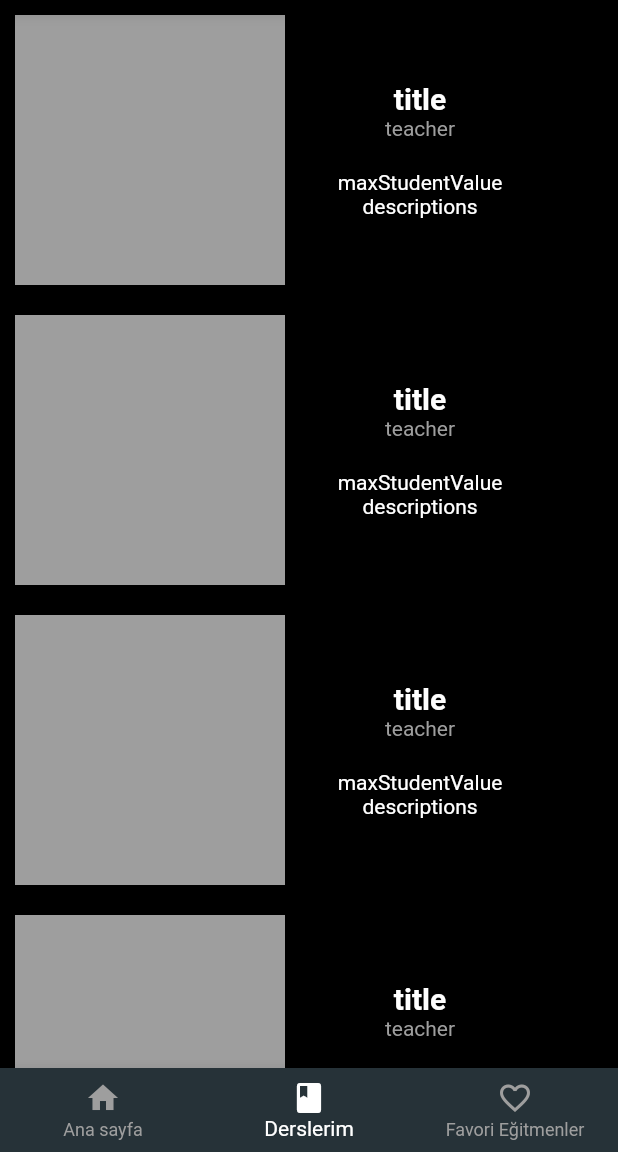
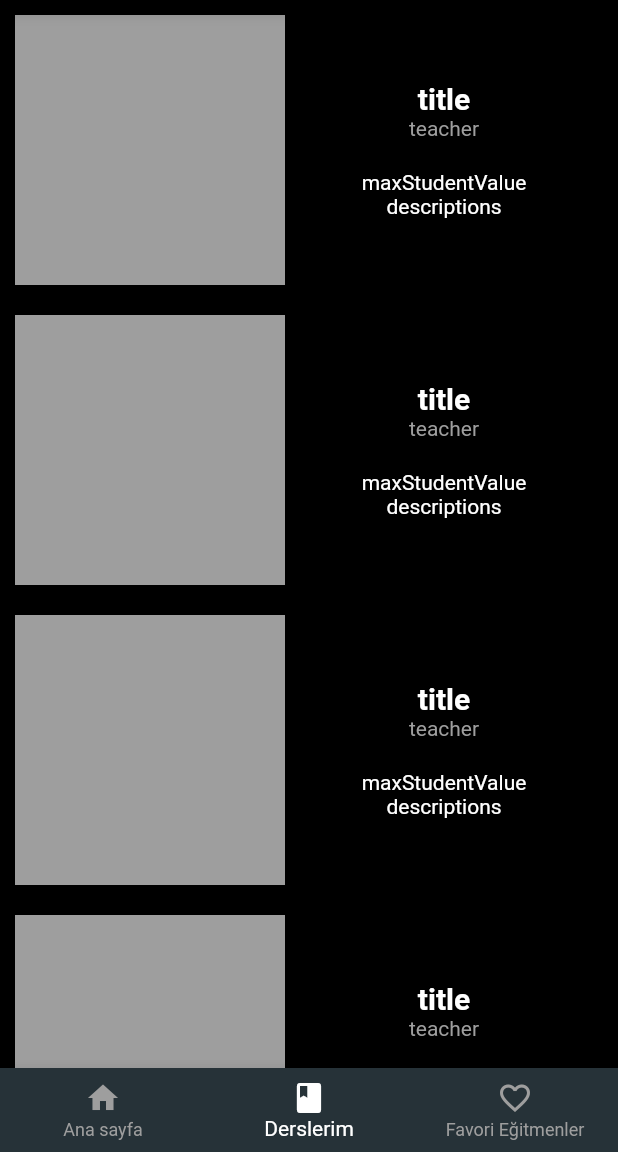
Before and after one commit to DSC-Turkey/harman, a Flutter app: the screen it shows after launch, swiped to page 2, on a phone screen of 412 x 824 dp, the part 84-1236 px from its top. Run offline on Flutter 3.47's test engine with Material 2 defaults, Android fonts, the phone set to English and light mode, and no system bars; our stand-ins replace firebase_auth, shared_preferences; accounts and stored records are empty.

Commit message:
myLessonsScreeen overflow fix

```diff
--- a/lib/main.dart
+++ b/lib/main.dart
@@ -1,6 +1,6 @@
 import 'package:flutter/material.dart';
 import 'screens/homeScreen.dart';
-import 'screens/lessonsScreen.dart';
+import 'screens/myLessonsScreen.dart';
 
 void main() {
   runApp(MyApp());
--- a/lib/screens/lessonsScreen.dart
+++ b/lib/screens/myLessonsScreen.dart
@@ -1,5 +1,7 @@
 
+import 'package:flutter/cupertino.dart';
 import 'package:flutter/material.dart';
+import 'package:harman2021hackathon/models/lessonModel.dart';
 
 import 'homeScreen.dart';
 
@@ -18,8 +20,18 @@ class _MyLessonsPageState extends State<MyLessonsPage> {
     ['title', 'teacher', 'maxStudentValue', 'descriptions'],
     ['title', 'teacher', 'maxStudentValue', 'descriptions']
   ];
+
   @override
   Widget build(BuildContext context) {
+    return getListViewData();
+  }
+
+  Widget getListViewData(){
+    //TODO: Future get
+    return buildListView(lessons);
+  }
+
+  Widget buildListView(lessons){
     return ListView.builder(
         itemCount: lessons.length,
         itemBuilder: (context, index) {
@@ -28,7 +40,7 @@ class _MyLessonsPageState extends State<MyLessonsPage> {
             child: Row(
               children: [
                 LessonCard(180),
-                SizedBox(
+                Expanded(
                   child: Padding(
                     padding: EdgeInsets.all(10),
                     child:  Column(
@@ -40,12 +52,10 @@ class _MyLessonsPageState extends State<MyLessonsPage> {
                       ],
                     ),
                   ),
-                  width: 180.0,
                 )
 
               ],
             ),);
         });
   }
-
 }
```
